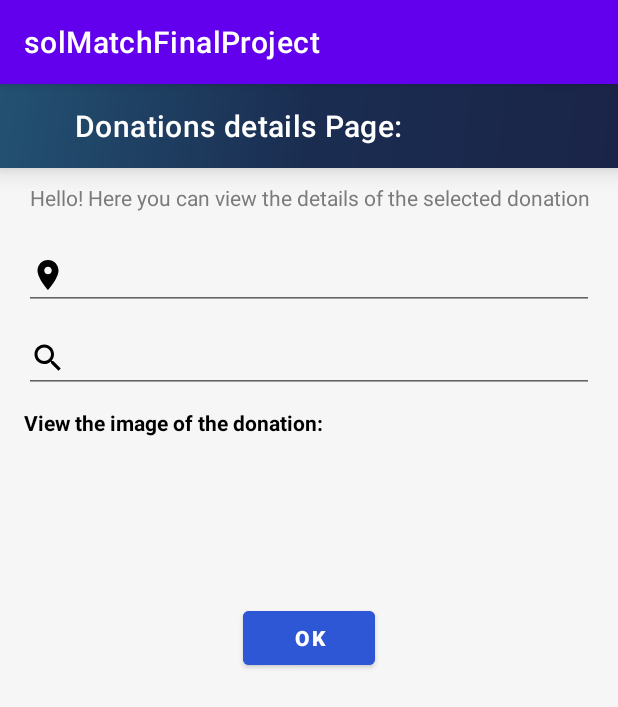
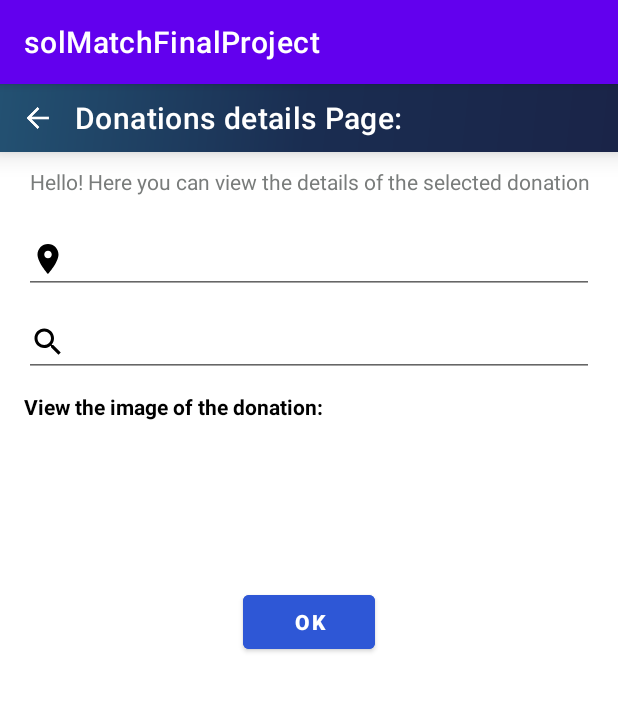
Before and after one commit to noaAssayag/finalProject, an Android app: the fragment AlertDialogFragmentViewDonations shown on its own in the app's theme, on a phone screen of 412 x 824 dp. Shown: the top 707 px of the screen. Run offline under Robolectric (Android 15) with nearby library versions, the phone set to English and light mode, and no system bars; pictures from the network do not load.

Commit message:
all donation, all host finish

```diff
--- a/solMatchFinalProject/app/src/main/java/Fragment/AlertDialogFragmentViewHost.java
+++ b/solMatchFinalProject/app/src/main/java/Fragment/AlertDialogFragmentViewHost.java
@@ -122,6 +122,7 @@ public class AlertDialogFragmentViewHost extends DialogFragment {
             @Override
             public void onClick(View view) {
                 mListener.onDialogPositiveClick(AlertDialogFragmentViewHost.this);
+                dismiss();
             }
         });
         return v;
--- a/solMatchFinalProject/app/src/main/java/com/example/solmatchfinalproject/AllProfessional.java
+++ b/solMatchFinalProject/app/src/main/java/com/example/solmatchfinalproject/AllProfessional.java
@@ -140,7 +140,7 @@ public void deleteItem(int position){
         }
 
 @Override
-public void onDonationClick(int position){
+public void onDonationClick(int position,View v){
 
         }
 
--- a/solMatchFinalProject/app/src/main/java/com/example/solmatchfinalproject/EditPersonalDetails.java
+++ b/solMatchFinalProject/app/src/main/java/com/example/solmatchfinalproject/EditPersonalDetails.java
@@ -423,7 +423,7 @@ public class EditPersonalDetails extends AppCompatActivity implements RecycleVie
     }
 
     @Override
-    public void onDonationClick(int position) {
+    public void onDonationClick(int position,View v) {
 
     }
 
--- a/solMatchFinalProject/app/src/main/java/com/example/solmatchfinalproject/Hosts/RecycleViewInterface.java
+++ b/solMatchFinalProject/app/src/main/java/com/example/solmatchfinalproject/Hosts/RecycleViewInterface.java
@@ -1,9 +1,11 @@
 package com.example.solmatchfinalproject.Hosts;
+
+import android.view.View;
 
 public interface RecycleViewInterface {
     void onItemClick(int position);
     void deleteItem(int position);
-    void onDonationClick(int position);
+    void onDonationClick(int position, View view);
     void deleteDonation(int position);
 
 
--- a/solMatchFinalProject/app/src/main/java/com/example/solmatchfinalproject/LoginActivity.java
+++ b/solMatchFinalProject/app/src/main/java/com/example/solmatchfinalproject/LoginActivity.java
@@ -12,6 +12,7 @@ import android.widget.EditText;
 import android.widget.Toast;
 
 import com.example.solmatchfinalproject.ChatClasses.chatMenuActivity;
+import com.example.solmatchfinalproject.Hosts.AddHost;
 import com.example.solmatchfinalproject.Hosts.allHosts;
 import com.example.solmatchfinalproject.profile.ProfileActivity;
 import com.google.android.gms.tasks.OnCompleteListener;
@@ -114,7 +115,7 @@ public class LoginActivity extends AppCompatActivity {
                                                                             sqlData.compareAndUpdateDonations(donationsList);
                                                                             if (documentSnapshot.contains("info") && documentSnapshot.get("info")!=null) {
                                                                                 Toast.makeText(getApplicationContext(), "Login was successful", Toast.LENGTH_SHORT).show();
-                                                                                Intent intent = new Intent(LoginActivity.this, EditPersonalDetails.class);
+                                                                                Intent intent = new Intent(LoginActivity.this, All_donation_activity.class);
                                                                                 intent.putExtra("UserEmail", inputUserEmail.getText().toString());
                                                                                 startActivity(intent);
                                                                             } else {
--- a/solMatchFinalProject/app/src/main/java/com/example/solmatchfinalproject/profile/ProfileActivity.java
+++ b/solMatchFinalProject/app/src/main/java/com/example/solmatchfinalproject/profile/ProfileActivity.java
@@ -271,7 +271,7 @@ public class ProfileActivity extends AppCompatActivity implements RecycleViewInt
     }
 
     @Override
-    public void onDonationClick(int position) {
+    public void onDonationClick(int position,View v) {
 
     }
 
--- a/solMatchFinalProject/app/src/main/java/dataBase/DatabaseHelper.java
+++ b/solMatchFinalProject/app/src/main/java/dataBase/DatabaseHelper.java
@@ -26,8 +26,8 @@ import Model.UserStorageData;
 import Model.donations;
 
 public class DatabaseHelper extends SQLiteOpenHelper {
-    private static final String DATABASE_NAME = "YourDatabaseNamev3";
-    private static final int DATABASE_VERSION = 13;
+    private static final String DATABASE_NAME = "YourDatabaseName";
+    private static final int DATABASE_VERSION = 15;
 
     // User table
     private static final String USER_TABLE_NAME = "user";
--- a/solMatchFinalProject/app/src/main/java/donations/donationAdapter.java
+++ b/solMatchFinalProject/app/src/main/java/donations/donationAdapter.java
@@ -220,7 +220,7 @@ public class donationAdapter extends RecyclerView.Adapter<donationAdapter.donati
                     if (recycleViewInterface != null) {
                         int position = getAdapterPosition();
                         if (position != RecyclerView.NO_POSITION) {
-                            recycleViewInterface.onDonationClick(position);
+                            recycleViewInterface.onDonationClick(position,v);
                         }
 
 
--- a/solMatchFinalProject/app/src/main/res/layout/activity_alert_dialog_fragment_viewdonations.xml
+++ b/solMatchFinalProject/app/src/main/res/layout/activity_alert_dialog_fragment_viewdonations.xml
@@ -1,18 +1,15 @@
 <?xml version="1.0" encoding="utf-8"?>
 <LinearLayout xmlns:android="http://schemas.android.com/apk/res/android"
-    xmlns:card_view="http://schemas.android.com/apk/res-auto"
-    xmlns:tools="http://schemas.android.com/tools"
     android:layout_width="match_parent"
     android:layout_height="match_parent"
-
-    android:background="@color/nav_header"
-    android:orientation="vertical"
-    tools:context=".All_donation_activity">
+    xmlns:card_view="http://schemas.android.com/apk/res-auto"
+    android:gravity="center_horizontal"
+    android:orientation="vertical">
 
 
     <LinearLayout
         android:layout_width="match_parent"
-        android:layout_height="?actionBarSize"
+        android:layout_height="wrap_content"
         android:background="@drawable/bg_gradient"
         android:elevation="10dp"
         android:orientation="horizontal">
@@ -23,6 +20,7 @@
             android:layout_height="25dp"
             android:layout_gravity="center_vertical"
             android:layout_margin="10dp"
+            android:src="@drawable/back_icon"
             android:padding="5dp"
             card_view:tint="@color/white" />
 
--- a/solMatchFinalProject/app/src/main/res/layout/activity_alert_dialog_fragment_viewhost.xml
+++ b/solMatchFinalProject/app/src/main/res/layout/activity_alert_dialog_fragment_viewhost.xml
@@ -7,7 +7,7 @@
 
     android:background="@color/nav_header"
     android:orientation="vertical"
-    tools:context=".All_donation_activity">
+    tools:context=".Hosts.allHosts">
 
 
     <LinearLayout
@@ -84,6 +84,7 @@
         android:id="@+id/imageOfLocation"
         android:layout_width="100dp"
         android:layout_height="100dp"
+        android:layout_marginTop="15dp"
         android:layout_gravity="left"
         android:layout_marginLeft="16dp"
         android:layout_marginRight="16dp" />
@@ -94,6 +95,7 @@
         android:layout_gravity="left"
         android:layout_marginLeft="16dp"
         android:layout_marginRight="16dp"
+        android:layout_marginTop="15dp"
         android:text="@string/Accommodationlocationdetails"
         android:textColor="@color/black"
         android:textStyle="bold"
--- a/solMatchFinalProject/app/src/main/res/layout/add_donation_page.xml
+++ b/solMatchFinalProject/app/src/main/res/layout/add_donation_page.xml
@@ -346,7 +346,7 @@
                         android:layout_marginTop="10dp"
                         android:lineSpacingMultiplier="3"
                         android:textAlignment="viewStart"
-                        android:textColor="@color/user_name" />
+                        android:textColor="@color/black" />
                 </LinearLayout>
             </LinearLayout>
         </androidx.cardview.widget.CardView>
--- a/solMatchFinalProject/app/src/main/res/layout/donation_item.xml
+++ b/solMatchFinalProject/app/src/main/res/layout/donation_item.xml
@@ -65,7 +65,7 @@
             android:layout_alignParentRight="true"
             android:layout_alignRight="@+id/Donatorname"
             android:layout_marginTop="10dp"
-            android:layout_marginRight="150dp"
+            android:layout_marginRight="170dp"
             android:text="@string/location"
             android:textColor="@color/black"
             android:textSize="10dp" />
@@ -76,7 +76,6 @@
             android:layout_height="wrap_content"
             android:layout_alignBaseline="@id/donationCatagory"
             android:layout_alignStart="@id/donationLocation"
-            android:layout_marginRight="150dp"
             android:text="@string/description"
             android:textColor="@color/black"
             android:textSize="10dp" />
--- a/solMatchFinalProject/app/src/main/res/layout/user_host_view.xml
+++ b/solMatchFinalProject/app/src/main/res/layout/user_host_view.xml
@@ -66,7 +66,7 @@
             android:layout_alignRight="@id/txtHostName"
             android:layout_alignParentRight="true"
             android:layout_marginTop="10dp"
-            android:layout_marginRight="150dp"
+            android:layout_marginRight="90dp"
             android:text="@string/hostAddress"
             android:textColor="@color/black"
             android:textSize="10dp" />
@@ -78,7 +78,7 @@
             android:layout_alignBaseline="@id/txtHostEmail"
             android:layout_alignStart="@id/txtHostAddress"
             android:layout_alignRight="@id/txtHostEmail"
-            android:layout_marginRight="150dp"
+            android:layout_marginRight="90dp"
             android:text="@string/hostingDate"
             android:textColor="@color/black"
             android:textSize="10dp" />
```
Also changed, not shown: solMatchFinalProject/app/src/main/java/Fragment/AlertDialogFragmentViewDonations.java (+1 -7 lines), solMatchFinalProject/app/src/main/java/com/example/solmatchfinalproject/All_donation_activity.java (+5 -5 lines), solMatchFinalProject/app/src/main/java/com/example/solmatchfinalproject/Hosts/allHosts.java (+12 -11 lines).
